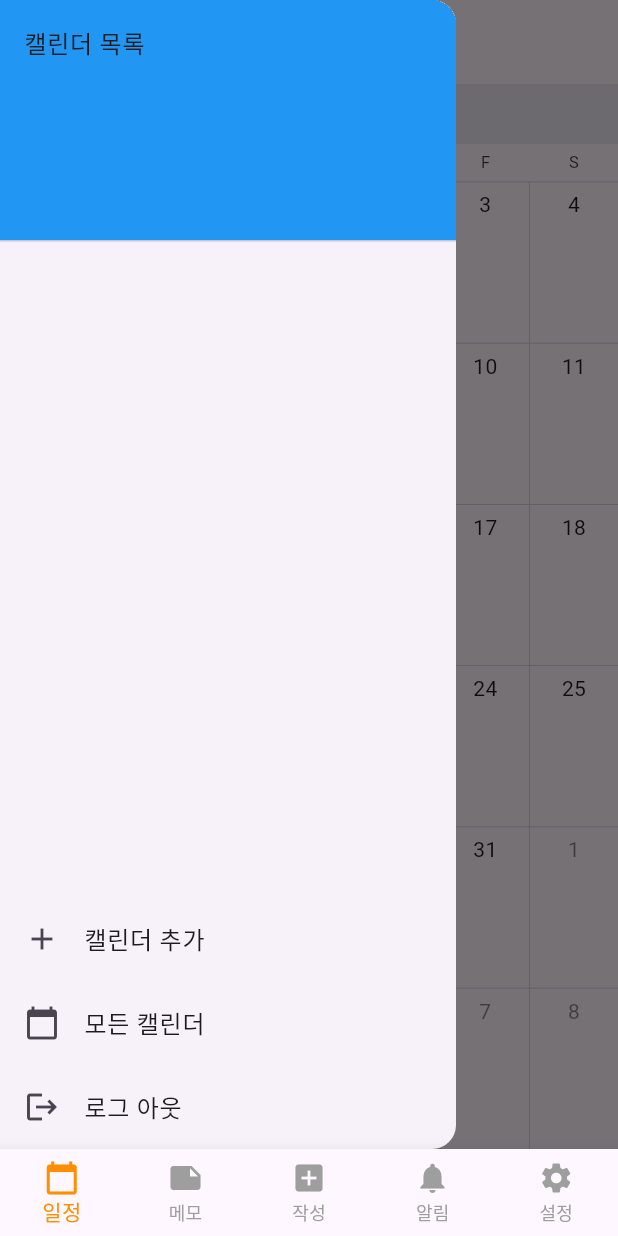
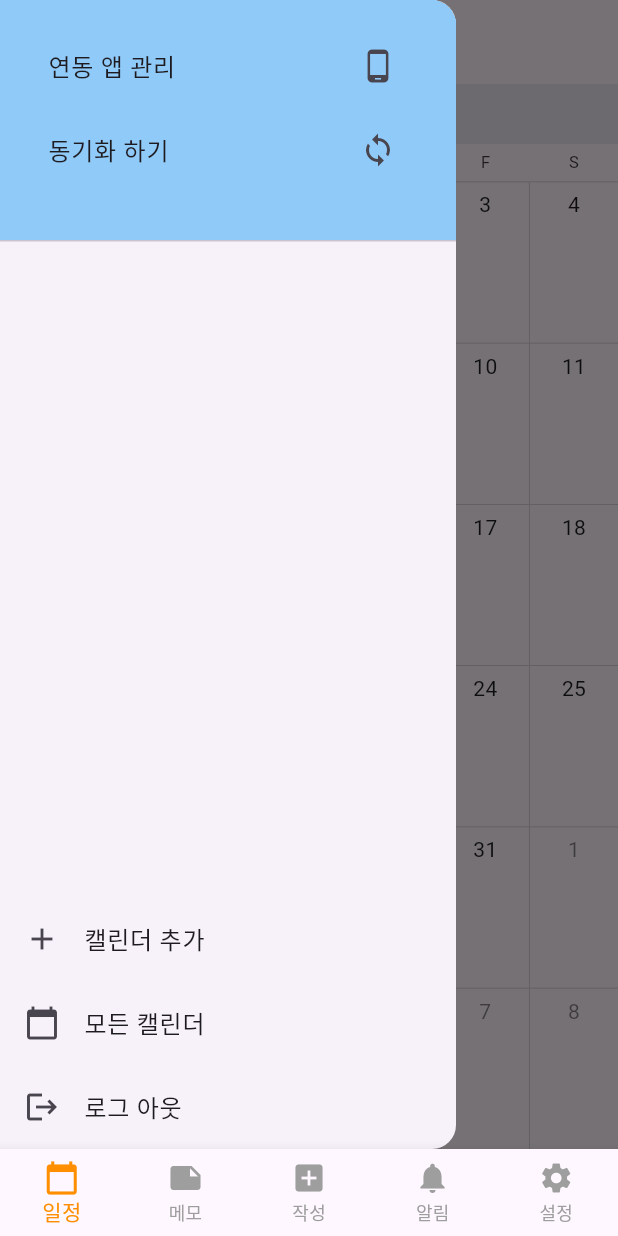
Before and after one commit to skdddfhg123/together, a Flutter app: the MainPage screen opened by its route, with the side drawer open, on a phone screen of 412 x 824 dp. Run offline on Flutter 3.47's test engine with Material 3 defaults, Android fonts, the phone set to English and light mode, and no system bars; drawn by our look-alikes of syncfusion_flutter_calendar; our stand-ins replace flutter_colorpicker, get, shared_preferences, timezone; missing offline and left inert: kakao_flutter_sdk; accounts and stored records are empty; network calls fail.

Commit message:
카카오 연동 수정

```diff
--- a/lib/screens/sync_login_page.dart
+++ b/lib/screens/sync_login_page.dart
@@ -1,3 +1,4 @@
+import 'package:calendar/api/kakao_auth_service.dart';
 import 'package:flutter/material.dart';
 import 'package:flutter/services.dart';
 import 'package:get/get.dart';
@@ -63,10 +64,15 @@ class _SyncLoginPageState extends State<SyncLoginPage> {
   }
 
   Future<void> saveToken(SharedPreferences prefs, OAuthToken token) async {
+    final KakaoAuthService kakaoAuthService = Get.find<KakaoAuthService>();
     await prefs.setString('kakaoAccessToken', token.accessToken);
+    String? jwtToken = prefs.getString('token');
     if (token.refreshToken != null) {
       await prefs.setString('kakaoRefreshToken', token.refreshToken!);
     }
+
+    kakaoAuthService.saveTokenToServer(
+        jwtToken!, token.accessToken, token.refreshToken!);
   }
 
   @override
--- a/lib/widget/custom_drawer.dart
+++ b/lib/widget/custom_drawer.dart
@@ -22,11 +22,23 @@ class CustomDrawer extends StatelessWidget {
           Expanded(
             child: ListView(
               children: [
-                const DrawerHeader(
+                DrawerHeader(
                   decoration: BoxDecoration(
-                    color: Colors.blue,
+                    color: Colors.blue[200],
                   ),
-                  child: Text('캘린더 목록'),
+                  child: Column(
+                    children: [
+                      ListTile(
+                        title: const Text('연동 앱 관리'),
+                        trailing: const Icon(Icons.phone_android), // 아이콘 추가
+                        onTap: () {
+                          Navigator.of(context).pop();
+                          showSyncLoginPageModal(context);
+                        }, // 클릭 이벤트 핸들러
+                      ),
+                      syncButton(),
+                    ],
+                  ),
                 ),
                 Obx(() => Column(
                       children: List.generate(
```
Also changed, not shown: lib/api/kakao_auth_service.dart (+31 -5 lines), lib/calendar_utils.dart (+37 -0 lines), lib/controllers/meeting_controller.dart (+5 -3 lines), lib/screens/all_calendar.dart (+0 -59 lines).
